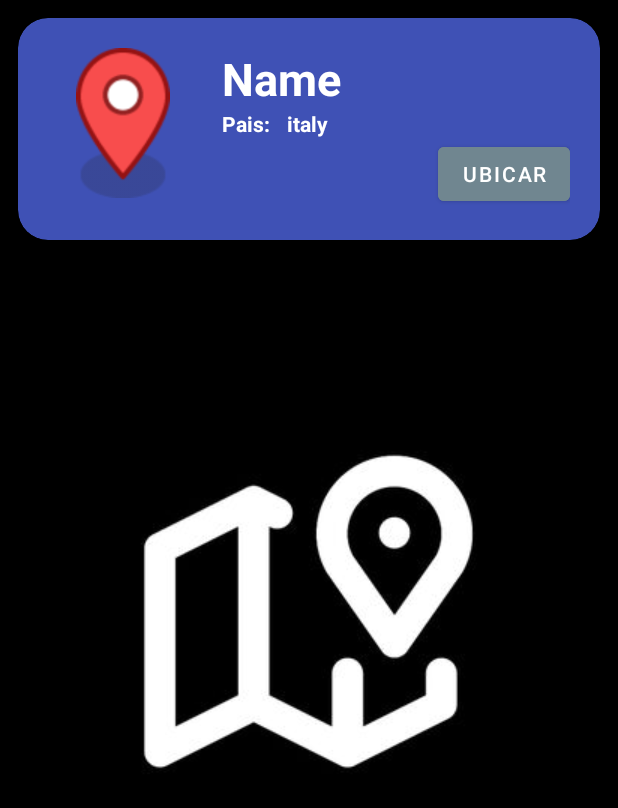
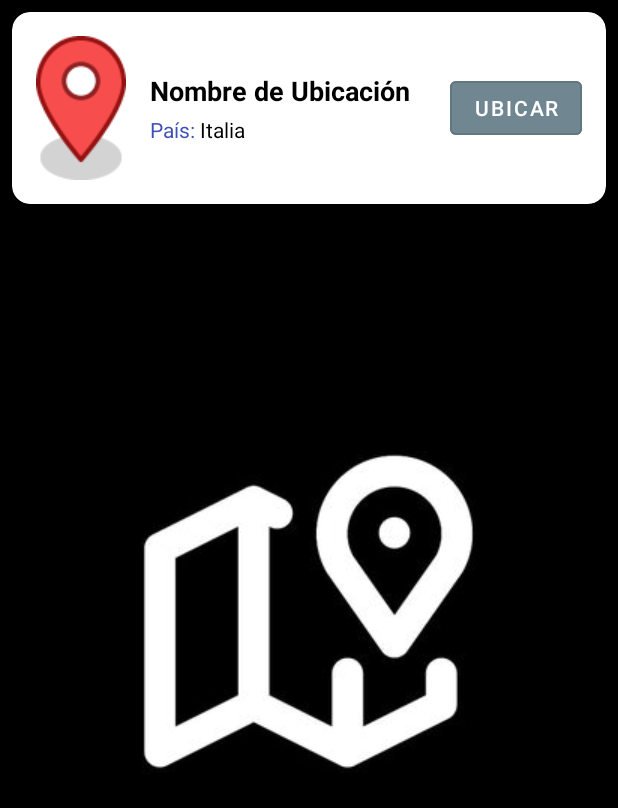
Before and after one commit to Enrique213-VP/MapboxRute, an Android app: the layout card_layout_location.xml on its own in the app's theme, with its tools: preview values and no code run, on a phone screen of 412 x 824 dp. Shown: the top 808 px of the screen. Run offline under Robolectric (Android 15) with nearby library versions, the phone set to English and light mode, and no system bars.

```diff
--- a/app/src/main/res/layout/card_layout_location.xml
+++ b/app/src/main/res/layout/card_layout_location.xml
@@ -2,74 +2,92 @@
 <androidx.cardview.widget.CardView xmlns:android="http://schemas.android.com/apk/res/android"
     xmlns:app="http://schemas.android.com/apk/res-auto"
     android:id="@+id/cardView"
-    android:layout_margin="12dp"
-    app:cardBackgroundColor="@color/blue"
-    app:cardCornerRadius="20dp"
-    app:cardElevation="6dp"
-    app:contentPadding="4dp"
+    android:layout_width="match_parent"
+    android:layout_height="wrap_content"
+    android:layout_margin="8dp"
+    app:cardBackgroundColor="@color/white"
+    app:cardCornerRadius="12dp"
+    app:cardElevation="4dp"
+    app:cardPreventCornerOverlap="true">
+
+    <LinearLayout
+        android:layout_width="match_parent"
+        android:layout_height="wrap_content"
+        android:orientation="vertical"
+        android:padding="16dp">
+
+        <androidx.constraintlayout.widget.ConstraintLayout
             android:layout_width="match_parent"
             android:layout_height="wrap_content">
 
-    <RelativeLayout
-        android:layout_width="match_parent"
-        android:layout_height="wrap_content"
-        android:padding="16dp">
             <ImageView
                 android:id="@+id/itemImage"
-            android:layout_width="100dp"
-            android:layout_height="100dp"
-            android:layout_alignParentStart="true"
-            android:layout_alignParentLeft="true"
-            android:layout_alignParentTop="true"
-            android:layout_marginEnd="16dp"
+                android:layout_width="wrap_content"
+                android:layout_height="wrap_content"
+                android:scaleType="centerCrop"
                 android:src="@drawable/red_marker"
-            android:layout_marginRight="16dp"/>
+                app:layout_constraintBottom_toBottomOf="parent"
+                app:layout_constraintStart_toStartOf="parent"
+                app:layout_constraintTop_toTopOf="parent" />
+
+            <LinearLayout
+                android:id="@+id/textContainer"
+                android:layout_width="0dp"
+                android:layout_height="wrap_content"
+                android:layout_marginStart="16dp"
+                android:orientation="vertical"
+                app:layout_constraintBottom_toBottomOf="parent"
+                app:layout_constraintEnd_toStartOf="@+id/locationP"
+                app:layout_constraintStart_toEndOf="@+id/itemImage"
+                app:layout_constraintTop_toTopOf="parent">
 
                 <TextView
                     android:id="@+id/nameLocation"
                     android:layout_width="wrap_content"
                     android:layout_height="wrap_content"
-            android:text="Name"
-            android:textColor="@color/white"
-            android:textStyle="bold"
-            android:layout_toEndOf="@id/itemImage"
-            android:layout_toRightOf="@id/itemImage"
-            android:layout_alignParentTop="true"
-            android:textSize="30sp"/>
+                    android:text="Nombre de Ubicación"
+                    android:textColor="@color/black"
+                    android:textSize="18sp"
+                    android:textStyle="bold" />
+
+                <LinearLayout
+                    android:layout_width="wrap_content"
+                    android:layout_height="wrap_content"
+                    android:layout_marginTop="4dp"
+                    android:orientation="horizontal">
 
                     <TextView
                         android:id="@+id/CountryTitle"
                         android:layout_width="wrap_content"
                         android:layout_height="wrap_content"
-            android:layout_below="@id/nameLocation"
-            android:layout_toEndOf="@id/itemImage"
-            android:layout_toRightOf="@id/itemImage"
-            android:text="Pais: "
-            android:textColor="@color/white"
-            android:textStyle="bold" />
+                        android:text="País: "
+                        android:textColor="@color/blue"
+                        android:textSize="14sp" />
+
                     <TextView
                         android:id="@+id/CountryLocation"
                         android:layout_width="wrap_content"
                         android:layout_height="wrap_content"
-            android:textColor="@color/white"
-            android:textStyle="bold"
-            android:paddingStart="8dp"
-            android:layout_toEndOf="@id/CountryTitle"
-            android:layout_toRightOf="@id/CountryTitle"
-            android:text="italy"
-            android:layout_below="@id/nameLocation"/>
+                        android:text="Italia"
+                        android:textColor="@color/black"
+                        android:textSize="14sp" />
+                </LinearLayout>
+            </LinearLayout>
 
-        <Button
+            <com.google.android.material.button.MaterialButton
                 android:id="@+id/locationP"
                 android:layout_width="wrap_content"
                 android:layout_height="wrap_content"
+                android:backgroundTint="@color/secondaryLightColor"
+                android:textColor="@color/white"
                 android:text="Ubicar"
-            android:backgroundTint="@color/secondaryLightColor"
-            android:layout_alignParentEnd="true"
-            android:layout_alignParentRight="true"
-            android:layout_below="@id/CountryTitle"/>
+                app:layout_constraintBottom_toBottomOf="parent"
+                app:layout_constraintEnd_toEndOf="parent"
+                app:layout_constraintTop_toTopOf="parent"
+                style="@style/Widget.MaterialComponents.Button.OutlinedButton" />
 
+        </androidx.constraintlayout.widget.ConstraintLayout>
 
-    </RelativeLayout>
+    </LinearLayout>
 
 </androidx.cardview.widget.CardView>
--- a/build.gradle
+++ b/build.gradle
@@ -2,7 +2,7 @@
 buildscript {
     ext {
         gsonVersion = '2.10.1'
-        mapboxMaps = '11.10.2'
+        mapboxMaps = '11.10.3'
         nav_version = '2.5.3'
         room_version = '2.5.0'
         lifecycle_version = '2.5.1'
```
Also changed, not shown: app/src/main/java/com/svape/mapboxroute/ui/MainActivity.kt (+55 -17 lines), app/src/main/java/com/svape/mapboxroute/ui/location/adapter/GeoAdapter.kt (+35 -7 lines), app/src/main/java/com/svape/mapboxroute/ui/location/fragmentlocation/LocationFragment.kt (+21 -8 lines), app/src/main/res/layout/fragment_location.xml (+14 -4 lines). Lines whose indentation alone changed are shown as unchanged.
